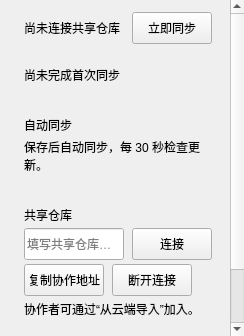
Above: windows/mainwindow_child/homepage/pages/homepage_page_collaboration.ui from Zao-chen/ZcVersionBox before the change. Below: the same form after it.
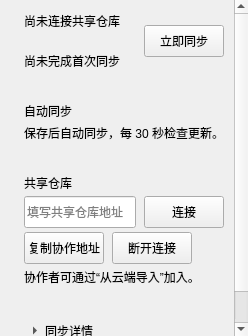
That is the form after the change.

Commit message: style(ui): 将同步操作与整行说明垂直居中

What changed in the file:
```diff
--- a/windows/mainwindow_child/homepage/pages/homepage_page_collaboration.ui
+++ b/windows/mainwindow_child/homepage/pages/homepage_page_collaboration.ui
@@ -12,17 +12,19 @@
      <property name="maximumSize"><size><width>808</width><height>16777215</height></size></property>
      <layout class="QVBoxLayout" name="contentLayout">
       <property name="leftMargin"><number>24</number></property><property name="topMargin"><number>12</number></property><property name="rightMargin"><number>24</number></property><property name="bottomMargin"><number>8</number></property><property name="spacing"><number>32</number></property>
+      <item><layout class="QHBoxLayout" name="statusRow" stretch="1,0"><property name="spacing"><number>24</number></property>
       <item><layout class="QVBoxLayout" name="statusLayout"><property name="spacing"><number>4</number></property>
-       <item><layout class="QHBoxLayout" name="statusRow"><property name="spacing"><number>12</number></property>
         <item><layout class="QHBoxLayout" name="statusTextRow"><property name="spacing"><number>8</number></property><item><widget class="QLabel" name="stateLabel"><property name="text"><string>尚未连接共享仓库</string></property></widget></item><item><spacer name="stateSpace"><property name="orientation"><enum>Qt::Horizontal</enum></property><property name="sizeHint" stdset="0"><size><width>0</width><height>0</height></size></property></spacer></item></layout></item>
-        <item alignment="Qt::AlignLeft|Qt::AlignVCenter"><widget class="QPushButton" name="syncButton"><property name="text"><string>立即同步</string></property><property name="accessibleName"><string>立即同步全部方案</string></property><property name="toolTip"><string>同步全部方案的已保存版本和里程碑</string></property><property name="minimumSize"><size><width>0</width><height>32</height></size></property><property name="autoDefault"><bool>false</bool></property></widget></item>
-       </layout></item>
        <item><widget class="QLabel" name="summary"><property name="wordWrap"><bool>true</bool></property><property name="textFormat"><enum>Qt::PlainText</enum></property></widget></item>
        <item><widget class="QLabel" name="lastSync"><property name="text"><string>尚未完成首次同步</string></property></widget></item>
       </layout></item>
+       <item alignment="Qt::AlignLeft|Qt::AlignVCenter"><widget class="QPushButton" name="syncButton"><property name="text"><string>立即同步</string></property><property name="accessibleName"><string>立即同步全部方案</string></property><property name="toolTip"><string>同步全部方案的已保存版本和里程碑</string></property><property name="minimumSize"><size><width>0</width><height>32</height></size></property><property name="autoDefault"><bool>false</bool></property></widget></item>
+      </layout></item>
+      <item><layout class="QHBoxLayout" name="automaticRow" stretch="1"><property name="spacing"><number>24</number></property>
       <item><layout class="QVBoxLayout" name="automaticLayout"><property name="spacing"><number>4</number></property>
-       <item><layout class="QHBoxLayout" name="automaticRow"><item><widget class="QLabel" name="automaticTitle"><property name="text"><string>自动同步</string></property></widget></item><item><spacer name="automaticSpace"><property name="orientation"><enum>Qt::Horizontal</enum></property><property name="sizeHint" stdset="0"><size><width>0</width><height>0</height></size></property></spacer></item></layout></item>
+        <item><widget class="QLabel" name="automaticTitle"><property name="text"><string>自动同步</string></property></widget></item>
        <item><widget class="QLabel" name="automaticHint"><property name="wordWrap"><bool>true</bool></property><property name="text"><string>保存后自动同步，每 30 秒检查更新。</string></property><property name="toolTip"><string>保存后等待 3 秒，合并连续修改。新增、修改和删除都会同步；内容冲突时由你选择。</string></property></widget></item>
+       </layout></item>
       </layout></item>
       <item><layout class="QVBoxLayout" name="remoteLayout"><property name="spacing"><number>4</number></property>
        <item><widget class="QLabel" name="remoteTitle"><property name="text"><string>共享仓库</string></property></widget></item>
```
Lines whose indentation alone changed are shown as unchanged. The commit also changes 1 other file.
